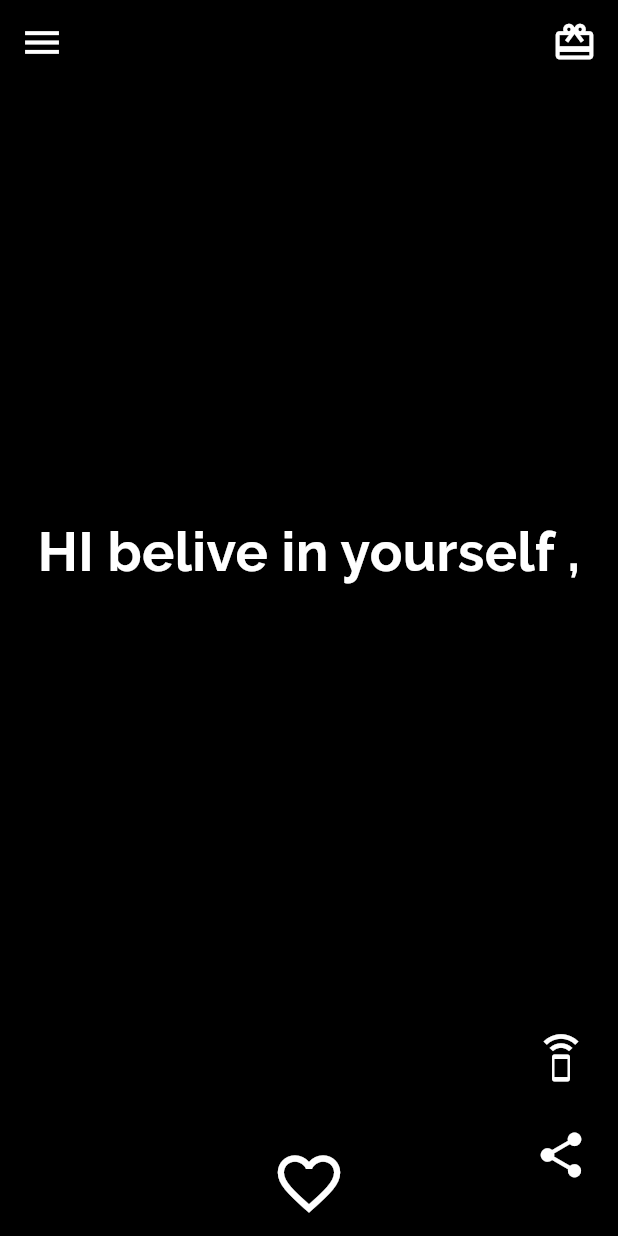
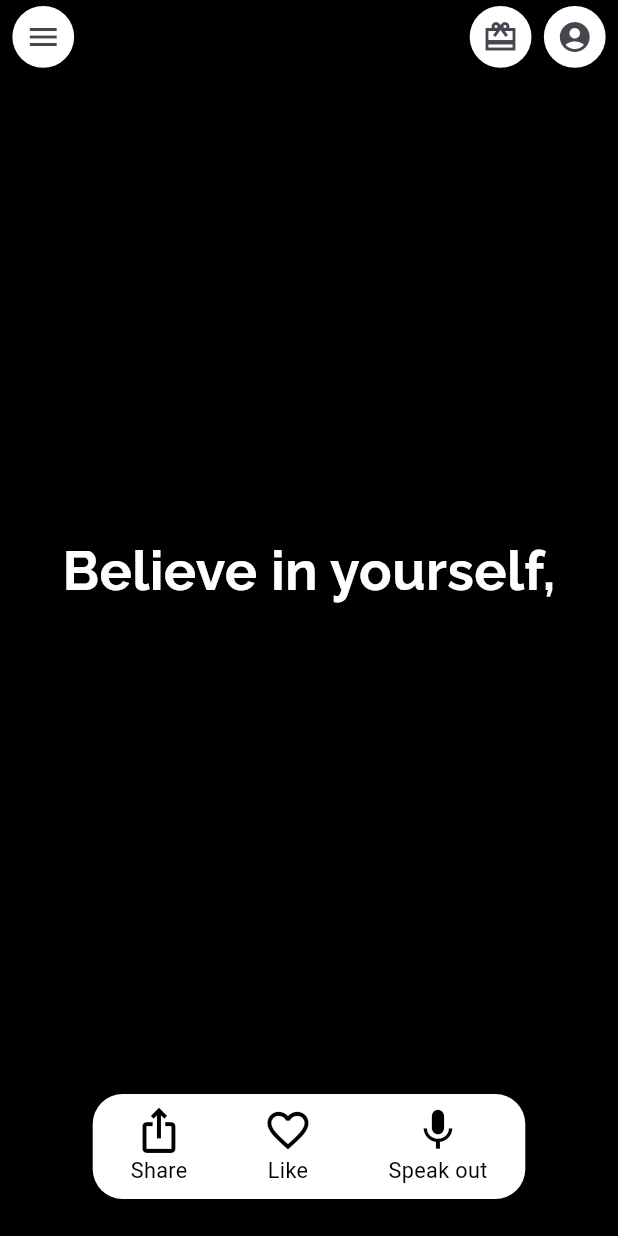
Before and after one commit to mehar8877/echo_vibes, a Flutter app: the screen it shows after launch, on a phone screen of 412 x 824 dp. Run offline on Flutter 3.47's test engine with Material 3 defaults, Android fonts, the light colour scheme and no system bars; our stand-ins replace flutter_tts, google_fonts, share_plus.

Commit message:
homescreen completed

```diff
--- a/lib/Providers/color_provider.dart
+++ b/lib/Providers/color_provider.dart
@@ -21,4 +21,5 @@ class ColorProvider with ChangeNotifier {
     _currentGradient = _colorPalette[index];
     notifyListeners();
   }
+
 }
--- a/lib/screens/home_screen.dart
+++ b/lib/screens/home_screen.dart
@@ -1,11 +1,17 @@
+import 'dart:typed_data';
+import 'dart:ui';
+import 'dart:io';
 import 'package:ecovibe/Providers/color_provider.dart';
+import 'package:ecovibe/screens/categories_screen.dart';
 import 'package:google_fonts/google_fonts.dart';
 import 'package:ecovibe/Providers/like_provider.dart';
 import 'package:flutter/material.dart';
 import 'package:flutter_tts/flutter_tts.dart';
+import 'package:path_provider/path_provider.dart';
 import 'package:provider/provider.dart';
 import 'package:share_plus/share_plus.dart';
-// Import ColorProvider
+import 'package:flutter/rendering.dart';
+import 'package:flutter/services.dart';
 
 class HomeScreen extends StatefulWidget {
   HomeScreen({super.key});
@@ -16,18 +22,29 @@ class HomeScreen extends StatefulWidget {
 
 class _HomeScreenState extends State<HomeScreen> {
   FlutterTts ffTts = FlutterTts();
-
+  List<GlobalKey> _captureKeys = [];
   final List<String> screens = [
-    'HI belive in yourself ,',
+    'Believe in yourself,',
     'The secret of getting ahead is getting started',
     'You don\'t have to be great to start, but you have to start to be great',
     'It always seems impossible until it’s done',
+    "Believe you can and you’re halfway there.",
+    "The future belongs to those who believe in the beauty of their dreams.",
+    "Success is not final; failure is not fatal: It is the courage to continue that counts.",
+    "Dream big and dare to fail.",
+    "Do something today that your future self will thank you for.",
+    "Hardships often prepare ordinary people for an extraordinary destiny.",
+    "Success is walking from failure to failure with no loss of enthusiasm.",
+    "It’s not about perfect. It’s about effort, and when you bring that effort every single day, that’s where transformation happens.",
+    "Your limitation—it’s only your imagination.",
+    "The journey of a thousand miles begins with one step."
         'The only way to do great work is to love what you do',
-    '"Don\'t watch the clock; do what it does. Keep going'
+    'Don\'t watch the clock; do what it does. Keep going'
   ];
-  //int count = 0, bc = 0;
+
   @override
   void initState() {
+    _captureKeys = List.generate(screens.length, (index) => GlobalKey());
     initTts();
     Provider.of<LikeProvider>(context, listen: false)
         .genreateLike(screens.length);
@@ -45,38 +62,40 @@ class _HomeScreenState extends State<HomeScreen> {
     await ffTts.speak(text);
   }
 
+  Future<void> _shareImageWithText(String text, int index) async {
+    try {
+      RenderRepaintBoundary boundary = _captureKeys[index]
+          .currentContext
+          ?.findRenderObject() as RenderRepaintBoundary;
+      if (boundary == null) return;
+
+      var image = await boundary.toImage(pixelRatio: 2.0);
+      ByteData? byteData = await image.toByteData(format: ImageByteFormat.png);
+      if (byteData == null) return;
+      Uint8List pngBytes = byteData.buffer.asUint8List();
+
+      final tempDir = await getTemporaryDirectory();
+      final file = await File('${tempDir.path}/quote_image.png').create();
+      await file.writeAsBytes(pngBytes);
+
+      final XFile xFile = XFile(file.path);
+      await Share.shareXFiles([xFile], text: text);
+    } catch (e) {
+      print("Error sharing image: $e");
+    }
+  }
+
   @override
   Widget build(BuildContext context) {
     final double totalHeight = MediaQuery.of(context).size.height;
     final double totalWidth = MediaQuery.of(context).size.width;
+    final double statusBarHeight = MediaQuery.of(context).padding.top;
     final colorProvider = Provider.of<ColorProvider>(context);
+
     return Scaffold(
-      appBar: AppBar(
-        backgroundColor: colorProvider.currentGradient[0],
-        leading: IconButton(
-          onPressed: () {},
-          icon: Icon(
-            Icons.menu,
-            color: Colors.white,
-            size: 30,
-          ),
-        ),
-        actions: [
-          Padding(
-            padding: const EdgeInsets.symmetric(horizontal: 5),
-            child: IconButton(
-              onPressed: () {},
-              icon: Icon(
-                Icons.card_giftcard,
-                color: Colors.white,
-                size: 30,
-              ),
-            ),
-          )
-        ],
-      ),
-      body: PageView.builder(
-          //controller: _pageController,
+      body: Stack(
+        children: [
+          PageView.builder(
             itemCount: screens.length,
             scrollDirection: Axis.vertical,
             onPageChanged: (index) {
@@ -91,7 +110,9 @@ class _HomeScreenState extends State<HomeScreen> {
                 child: Stack(
                   alignment: Alignment.center,
                   children: [
-                  Container(
+                    RepaintBoundary(
+                      key: _captureKeys[index],
+                      child: Container(
                         width: totalWidth,
                         height: totalHeight,
                         decoration: BoxDecoration(
@@ -101,9 +122,8 @@ class _HomeScreenState extends State<HomeScreen> {
                             colors: colorProvider.currentGradient,
                           ),
                         ),
-                  ),
-                  Align(
-                    alignment: Alignment(0, -0.2),
+                        child: Align(
+                          alignment: Alignment(0, -0.08),
                           child: Padding(
                             padding: const EdgeInsets.symmetric(
                                 vertical: 0, horizontal: 8),
@@ -114,6 +134,8 @@ class _HomeScreenState extends State<HomeScreen> {
                                   fontWeight: FontWeight.bold,
                                   color: Colors.white),
                               textAlign: TextAlign.center,
+                            ),
+                          ),
                         ),
                       ),
                     ),
@@ -142,59 +164,140 @@ class _HomeScreenState extends State<HomeScreen> {
                       return SizedBox.shrink();
                     })),
                     Positioned(
-                    bottom: 36,
-                    right: 20,
-                    child: GestureDetector(
+                      bottom: totalHeight * 0.03,
+                      child: Container(
+                        width: totalWidth * 0.7,
+                        padding: EdgeInsets.symmetric(
+                            vertical: 8, horizontal: totalWidth * 0.05),
+                        decoration: BoxDecoration(
+                          color: Colors.white,
+                          borderRadius: BorderRadius.circular(20),
+                        ),
+                        child: Row(
+                          mainAxisAlignment: MainAxisAlignment.spaceEvenly,
+                          children: [
+                            GestureDetector(
                               onTap: () {
-                        Share.share(screens[index]);
+                                _shareImageWithText(screens[index], index);
                               },
-                      child: Icon(
-                        Icons.share,
-                        color: Colors.white,
-                        size: 36,
+                              child: Column(
+                                mainAxisSize: MainAxisSize.min,
+                                children: [
+                                  Icon(
+                                    Icons.ios_share,
+                                    size: totalWidth * 0.08,
+                                    color: Colors.black,
+                                  ),
+                                  Text(
+                                    'Share',
+                                    style: TextStyle(
+                                        color: Colors.black,
+                                        fontSize: totalWidth * 0.035),
+                                  ),
+                                ],
                               ),
                             ),
-                  ),
-                  Positioned(
-                      right: 20,
-                      bottom: 100,
-                      child: GestureDetector(
-                        onTap: () {
-                          _speak(screens[index]);
-                        },
-                        child: Icon(
-                          Icons.speaker_phone,
-                          color: Colors.white,
-                          size: 36,
-                        ),
-                      )),
-                  Positioned(
-                      bottom: 10,
-                      child: Consumer<LikeProvider>(
-                          builder: (context, like, child) {
-                        return Row(
-                          children: [
+                            SizedBox(width: totalWidth * 0.1),
+                            Consumer<LikeProvider>(
+                              builder: (context, like, child) =>
                                   GestureDetector(
                                 onTap: () {
                                   like.toggle(index);
                                 },
-                              child: Icon(
+                                child: Column(
+                                  children: [
+                                    Icon(
                                       like.isLiked(index)
                                           ? Icons.favorite
                                           : Icons.favorite_border_outlined,
                                       color: like.isLiked(index)
                                           ? Colors.red
-                                    : Colors.white,
-                                size: 50,
+                                          : Colors.black,
+                                      size: totalWidth * 0.08,
+                                    ),
+                                    Text(
+                                      'Like',
+                                      style: TextStyle(
+                                          color: Colors.black,
+                                          fontSize: totalWidth * 0.035),
+                                    ),
+                                  ],
+                                ),
+                              ),
+                            ),
+                            SizedBox(width: totalWidth * 0.1),
+                            GestureDetector(
+                              onTap: () {
+                                _speak(screens[index]);
+                              },
+                              child: Column(
+                                children: [
+                                  Icon(
+                                    Icons.mic,
+                                    color: Colors.black,
+                                    size: totalWidth * 0.08,
+                                  ),
+                                  Text(
+                                    'Speak out',
+                                    style: TextStyle(
+                                        color: Colors.black,
+                                        fontSize: totalWidth * 0.035),
+                                  ),
+                                ],
                               ),
                             ),
                           ],
-                        );
-                      }))
+                        ),
+                      ),
+                    ),
                   ],
                 ),
               );
-          }),
+            },
+          ),
+          Positioned(
+            left: totalWidth * 0.02,
+            top: statusBarHeight + 4,
+            child: Container(
+              height: totalHeight * 0.05,
+              width: totalHeight * 0.05,
+              decoration:
+                  BoxDecoration(shape: BoxShape.circle, color: Colors.white),
+              child: IconButton(
+                  onPressed: () {
+                    Navigator.push(context,
+                        MaterialPageRoute(builder: (context) => cat()));
+                  },
+                  icon: Icon(Icons.menu)),
+            ),
+          ),
+          Positioned(
+            right: totalWidth * 0.02,
+            top: statusBarHeight + 4,
+            child: Row(
+              children: [
+                Container(
+                  height: totalHeight * 0.05,
+                  width: totalHeight * 0.05,
+                  decoration: BoxDecoration(
+                      shape: BoxShape.circle, color: Colors.white),
+                  child: IconButton(
+                      onPressed: () {}, icon: Icon(Icons.card_giftcard_sharp)),
+                ),
+                SizedBox(width: totalWidth * 0.02),
+                Container(
+                  height: totalHeight * 0.05,
+                  width: totalHeight * 0.05,
+                  decoration: BoxDecoration(
+                      shape: BoxShape.circle, color: Colors.white),
+                  child: IconButton(
+                      onPressed: () {}, icon: Icon(Icons.account_circle)),
+                ),
+              ],
+            ),
+          ),
+        ],
+      ),
     );
   }
 }
--- a/pubspec.yaml
+++ b/pubspec.yaml
@@ -40,6 +40,7 @@ dependencies:
   flutter_tts: ^4.0.2
   permission_handler: ^11.3.1
   google_fonts: ^6.2.1
+  path_provider: ^2.1.4
 
 dev_dependencies:
   flutter_test:
```
Also changed, not shown: lib/main.dart (+8 -6 lines), pubspec.lock. Lines whose indentation alone changed are shown as unchanged.
